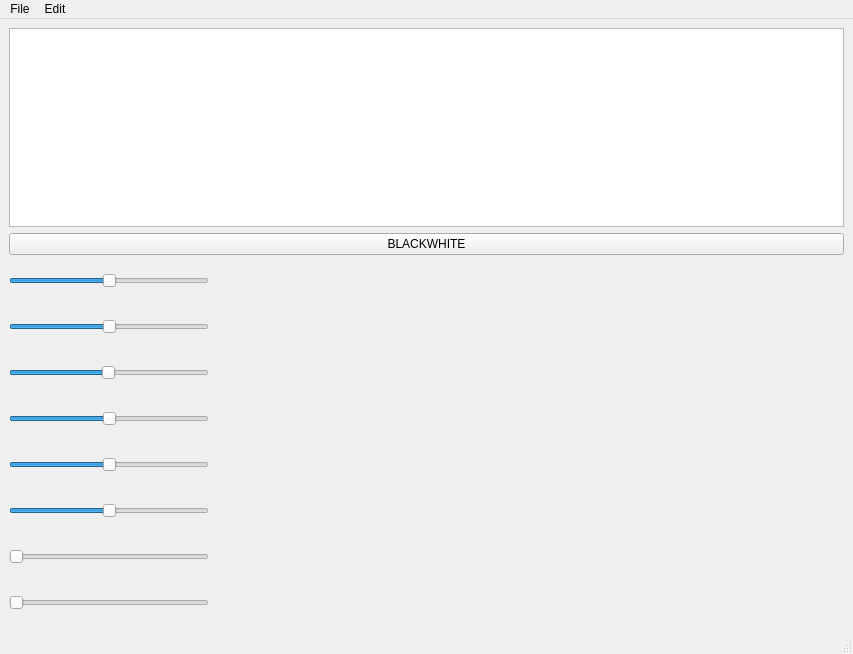
Before: the Qt Designer form MainWindow.ui in bohdandemchukk/coursework_cpp, drawn with Qt 5.
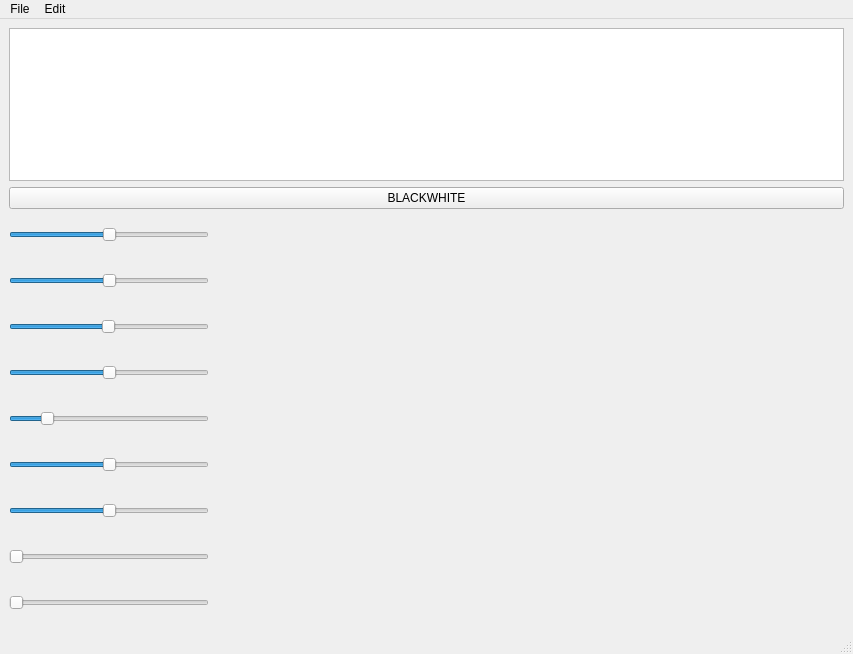
After: the same form once the commit is applied. Custom widgets are drawn as their Qt base class.

Commit message: Add gamma filter

Patch:
```diff
--- a/MainWindow.ui
+++ b/MainWindow.ui
@@ -141,6 +141,31 @@
       </property>
      </widget>
     </item>
+    <item>
+     <widget class="QSlider" name="gammaSlider">
+      <property name="sizePolicy">
+       <sizepolicy hsizetype="Fixed" vsizetype="Fixed">
+        <horstretch>0</horstretch>
+        <verstretch>0</verstretch>
+       </sizepolicy>
+      </property>
+      <property name="minimumSize">
+       <size>
+        <width>200</width>
+        <height>40</height>
+       </size>
+      </property>
+      <property name="minimum">
+       <number>-100</number>
+      </property>
+      <property name="maximum">
+       <number>500</number>
+      </property>
+      <property name="orientation">
+       <enum>Qt::Orientation::Horizontal</enum>
+      </property>
+     </widget>
+    </item>
     <item>
      <widget class="QSlider" name="saturationSlider">
       <property name="sizePolicy">
```
The commit also changes 5 other files.
